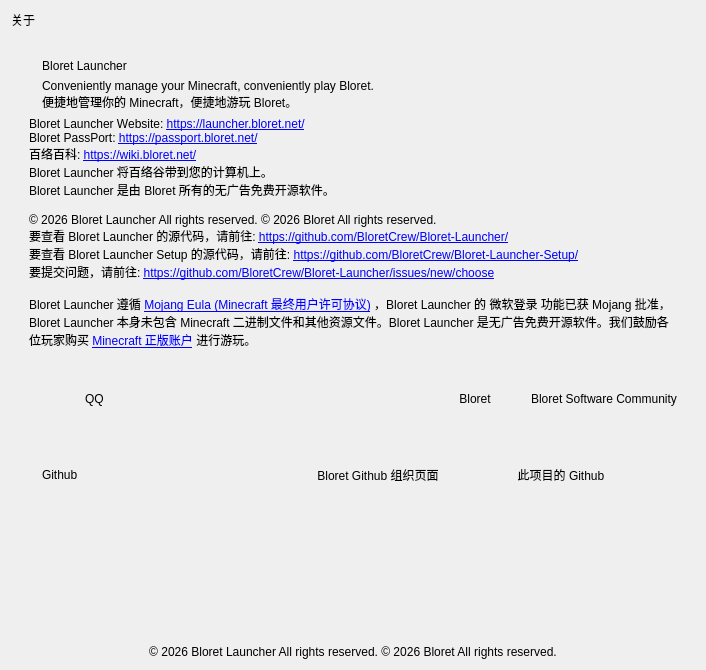
Old version of the form ui/info.ui in the repository BloretCrew/Bloret-Launcher.
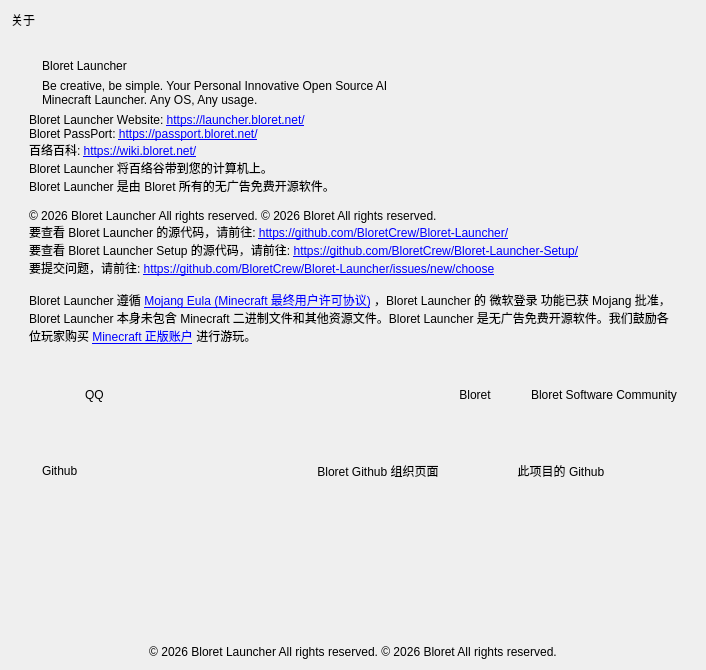
New version of the form. Icons and pictures are not drawn. Custom widgets are drawn as their Qt base class.

What changed in the file:
```diff
--- a/ui/info.ui
+++ b/ui/info.ui
@@ -133,8 +133,7 @@
                    </size>
                   </property>
                   <property name="text">
-                   <string>Conveniently manage your Minecraft, conveniently play Bloret. 
-便捷地管理你的 Minecraft，便捷地游玩 Bloret。</string>
+                   <string>Be creative, be simple. Your Personal Innovative Open Source AI Minecraft Launcher. Any OS, Any usage.</string>
                   </property>
                   <property name="alignment">
                    <set>Qt::AlignLeading|Qt::AlignLeft|Qt::AlignTop</set>
```
